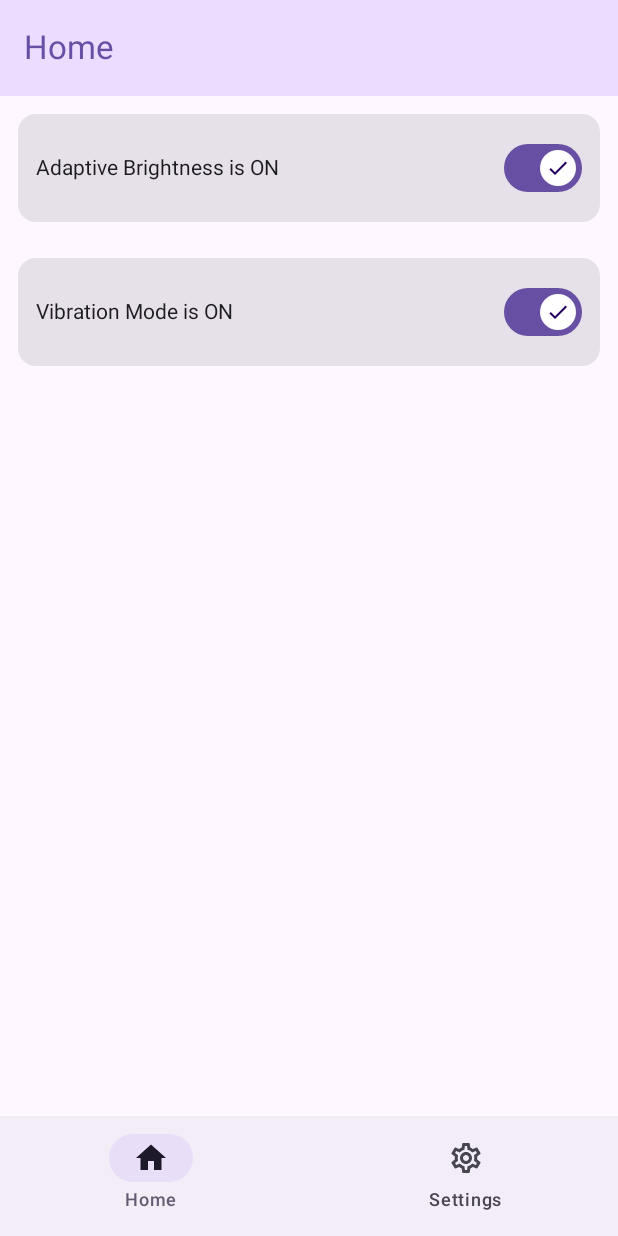
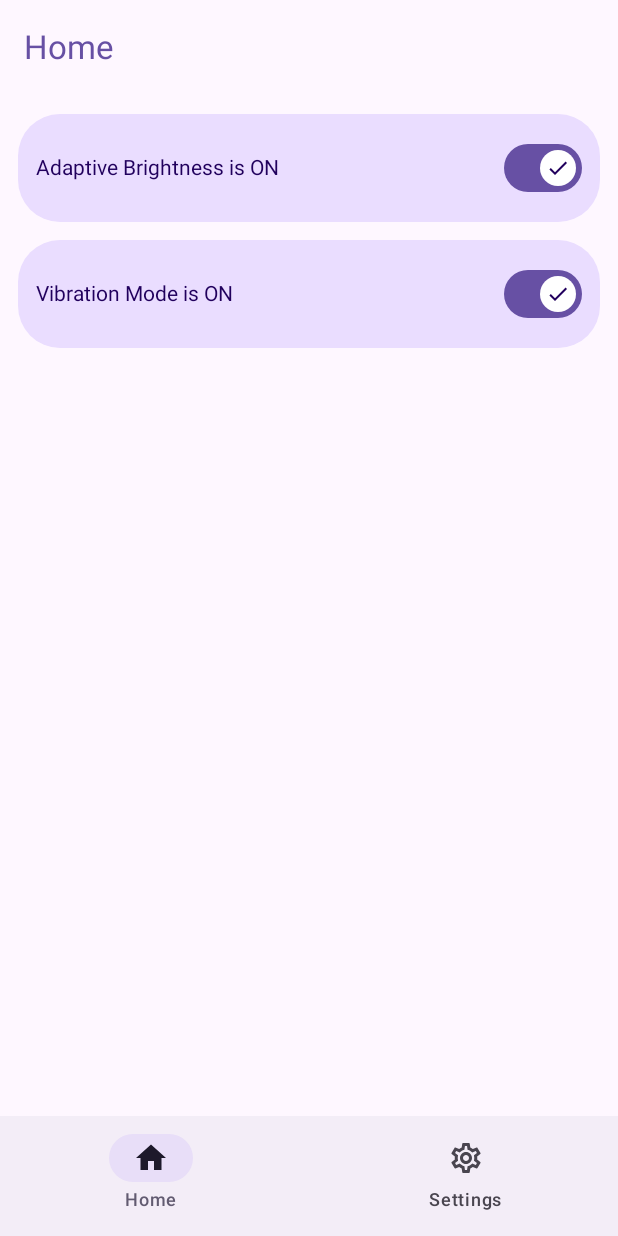
Before and after one commit to bl4ckswordsman/CerberusTiles, an Android app built with Jetpack Compose: the @Preview function MainScreenPreview, on a phone screen of 412 x 824 dp. Run offline under Robolectric (Android 15) with nearby library versions, the phone set to English and light mode, and no system bars; our stand-ins replace livedata-compose.

Commit message:
fix: improve overall look by editing colors of cards and app bar, increasing card corner radius and improving spacing

```diff
--- a/app/src/main/java/com/bl4ckswordsman/cerberustiles/MainScreen.kt
+++ b/app/src/main/java/com/bl4ckswordsman/cerberustiles/MainScreen.kt
@@ -1,5 +1,7 @@
 package com.bl4ckswordsman.cerberustiles
 
+import android.os.Build
+import androidx.annotation.RequiresApi
 import androidx.compose.foundation.clickable
 import androidx.compose.foundation.layout.Arrangement
 import androidx.compose.foundation.layout.Column
@@ -10,6 +12,7 @@ import androidx.compose.foundation.layout.size
 import androidx.compose.material.icons.Icons
 import androidx.compose.material.icons.filled.Check
 import androidx.compose.material3.Card
+import androidx.compose.material3.CardDefaults
 import androidx.compose.material3.ExperimentalMaterial3Api
 import androidx.compose.material3.Icon
 import androidx.compose.material3.MaterialTheme
@@ -42,6 +45,7 @@ import com.bl4ckswordsman.cerberustiles.Constants as label
  * @param isAdaptive Whether adaptive brightness is enabled.
  * @param toggleAdaptiveBrightness Function to toggle adaptive brightness.
  */
+@RequiresApi(Build.VERSION_CODES.TIRAMISU)
 @OptIn(ExperimentalMaterial3Api::class)
 @Composable
 fun MainScreen(
@@ -68,7 +72,7 @@ fun MainScreen(
     Scaffold(topBar = {
         TopAppBar(
             colors = TopAppBarDefaults.topAppBarColors(
-                containerColor = MaterialTheme.colorScheme.primaryContainer, // removing this causes a nice immersive effect
+                //containerColor = MaterialTheme.colorScheme.secondaryContainer, // removing this causes a nice immersive effect
                 titleContentColor = MaterialTheme.colorScheme.primary,
             ),
             title = {
@@ -129,7 +133,11 @@ fun SwitchWithLabel(isSwitchedOn: Boolean, onCheckedChange: (Boolean) -> Unit, l
     Card(
         modifier = Modifier
             .fillMaxWidth()
-            .padding(12.dp)
+            .padding(start = 12.dp, end = 12.dp, top = 12.dp),
+        shape = MaterialTheme.shapes.extraLarge,
+        colors = CardDefaults.cardColors(
+            containerColor = MaterialTheme.colorScheme.primaryContainer,
+        ),
     ) {
         Row(
             modifier = Modifier
@@ -160,6 +168,7 @@ fun SwitchWithLabel(isSwitchedOn: Boolean, onCheckedChange: (Boolean) -> Unit, l
 /**
  * A preview of the main screen.
  */
+@RequiresApi(Build.VERSION_CODES.TIRAMISU)
 @Preview(showBackground = true)
 @Composable
 fun MainScreenPreview() {
```
